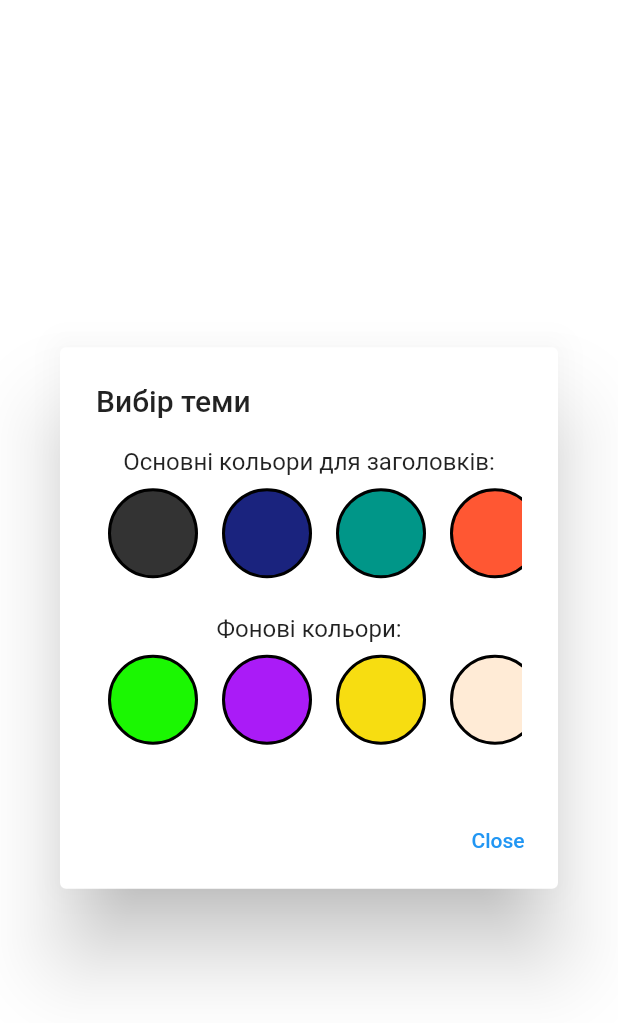
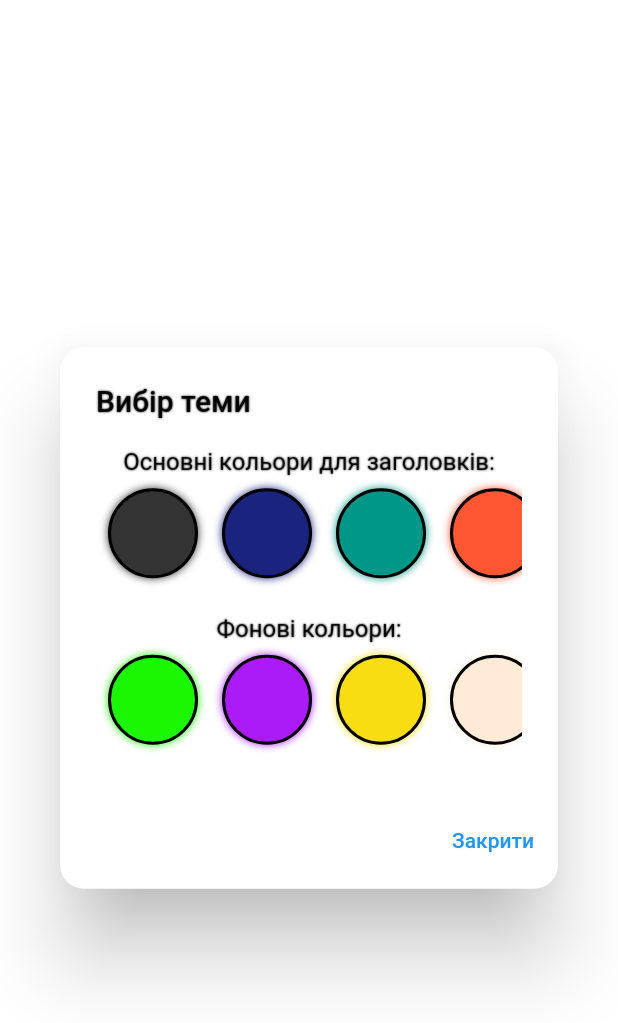
Before and after one commit to Exaster/ISA, a Flutter app: the ColorPicker widget shown alone on an empty page, opened directly with empty values, on a phone screen of 412 x 824 dp. Shown: the top 1023 px of the screen. Run offline on Flutter 3.47's test engine with Material 2 defaults, Android fonts, the light colour scheme and no system bars; our stand-ins replace shared_preferences; missing offline and left inert: flutter_custom_tabs; accounts and stored records are empty.

Commit message:
changed theme of color picker

```diff
--- a/lib/utils/color_picker.dart
+++ b/lib/utils/color_picker.dart
@@ -16,11 +16,12 @@ class ColorPicker extends StatelessWidget {
   @override
   Widget build(BuildContext context) {
     return AlertDialog(
-      title: Text('Вибір теми'),
+      title: Text('Вибір теми', style: TextStyle(shadows: [Shadow(color: Colors.black, blurRadius: 1)])),
       content: SingleChildScrollView(
         child: Column(
           children: [
-            Text('Основні кольори для заголовків:'),
+            Text('Основні кольори для заголовків:', style: TextStyle(shadows: [Shadow(color: Colors.black, blurRadius: 1)]),
+            ),
             ColorPickerButton(
               onColorSelected: onHeaderColorSelected,
               colors: [
@@ -47,7 +48,8 @@ class ColorPicker extends StatelessWidget {
               ],
             ),
             SizedBox(height: 16.0),
-            Text('Фонові кольори:'),
+            Text('Фонові кольори:', style: TextStyle(shadows: [Shadow(color: Colors.black, blurRadius: 1)]),
+            ),
             ColorPickerButton(
               onColorSelected: onBackgroundColorSelected,
               colors: [
@@ -81,9 +83,13 @@ class ColorPicker extends StatelessWidget {
           onPressed: () {
             Navigator.of(context).pop();
           },
-          child: Text('Close'),
+          child: Text('Закрити', style: TextStyle(shadows: [Shadow(color:  Colors.blue.withOpacity(0.1), blurRadius: 1)]),
+          ),
         ),
       ],
+      shape: RoundedRectangleBorder(
+        borderRadius: BorderRadius.circular(16.0),
+      ),
     );
   }
 }
@@ -119,6 +125,13 @@ class ColorPickerButton extends StatelessWidget {
                       color: Colors.black,
                       width: 2.0,
                     ),
+                    boxShadow: [
+                      BoxShadow(
+                        color: color,
+                        offset: Offset(0, 0),
+                        blurRadius: 4,
+                      ),
+                    ],
                   ),
                 ),
               ),
```
